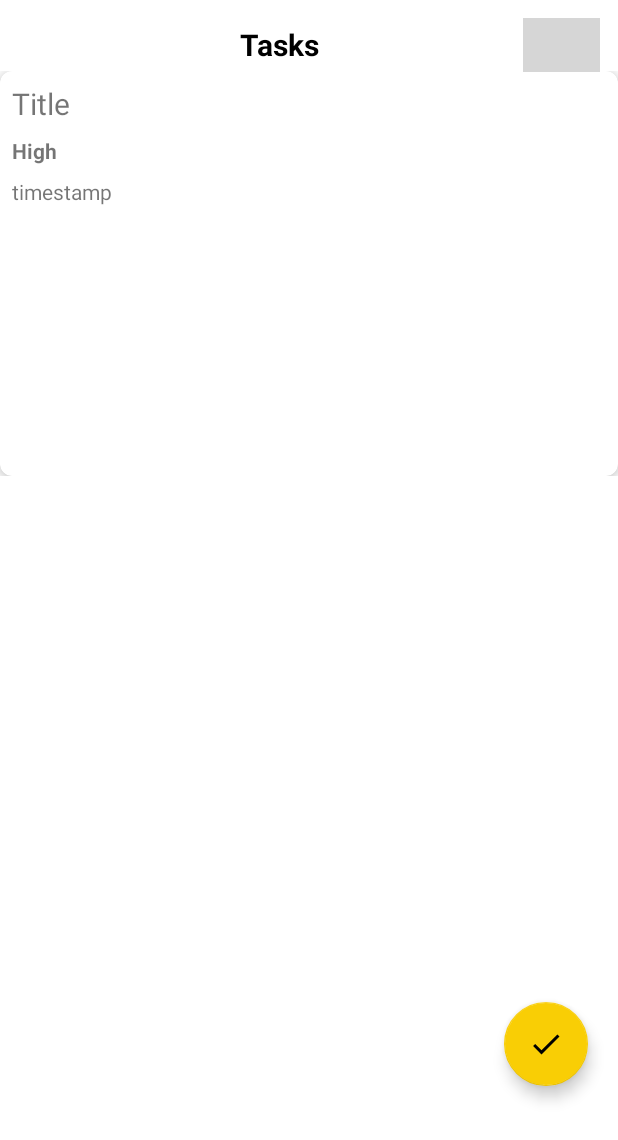
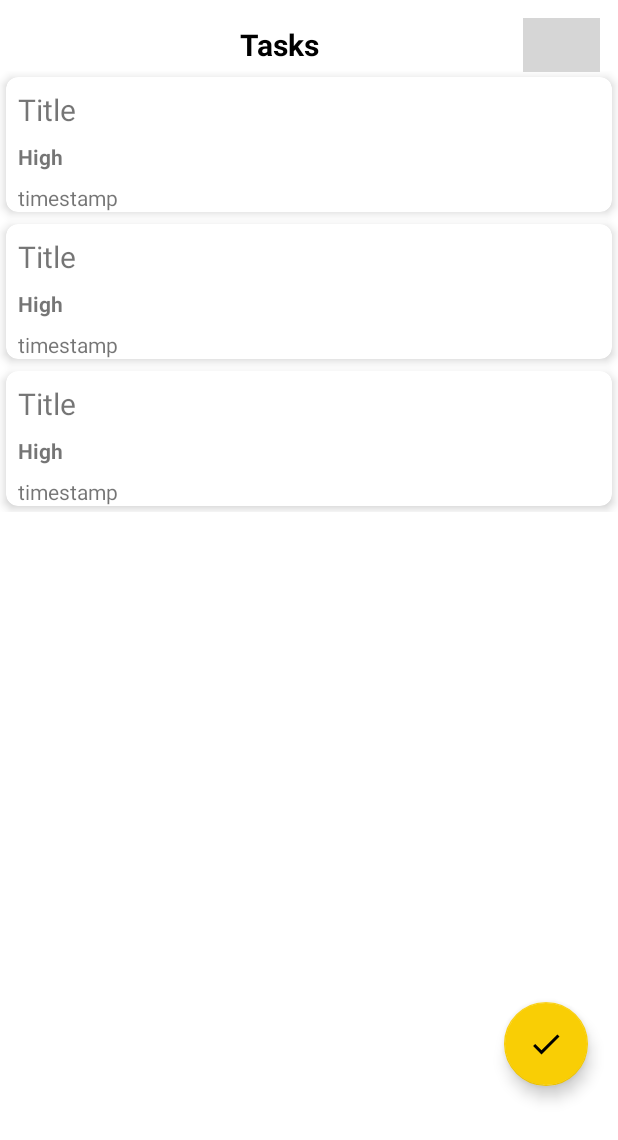
Before and after one commit to Bexact/AndroidFinalProject, an Android app: the layout fragment_todo.xml on its own in the app's theme, with its tools: preview values and no code run, on a phone screen of 412 x 824 dp. Shown: the top 1140 px of the screen. Run offline under Robolectric (Android 15) with nearby library versions, the phone set to English and light mode, and no system bars; Roboto replaces fonts that are not available here; grey boxes are pictures that could not be loaded.

Commit message:
Reading tasks

```diff
--- a/app/src/main/res/layout/fragment_todo.xml
+++ b/app/src/main/res/layout/fragment_todo.xml
@@ -4,7 +4,9 @@
     xmlns:app="http://schemas.android.com/apk/res-auto">
 
     <data>
-
+        <variable
+            name="viewModel"
+            type="com.example.projectproductivity.viewmodel.TaskViewModel" />
     </data>
 
     <FrameLayout
@@ -42,7 +44,8 @@
             android:layout_below="@id/tasksText"
             android:layout_marginTop="47dp"
             android:nestedScrollingEnabled="true"
-            tools:listitem="@layout/row_layout" />
+            tools:listitem="@layout/row_layout"
+            app:layoutManager="androidx.recyclerview.widget.LinearLayoutManager"/>
 
         <com.google.android.material.floatingactionbutton.FloatingActionButton
             android:id="@+id/fab2"
--- a/app/src/main/res/layout/row_layout.xml
+++ b/app/src/main/res/layout/row_layout.xml
@@ -11,7 +11,8 @@
 
     <androidx.cardview.widget.CardView
         android:layout_width="match_parent"
-        android:layout_height="match_parent"
+        android:layout_height="wrap_content"
+        android:layout_margin="4dp"
         app:cardCornerRadius="8dp"
         app:cardElevation="4dp">
 
@@ -28,12 +29,12 @@
                 android:layout_marginStart="8dp"
                 android:layout_marginTop="8dp"
                 android:layout_marginEnd="8dp"
-                tools:text="Title"
+                android:text="@{taskEntry.title}"
                 android:textSize="20sp"
                 app:layout_constraintEnd_toEndOf="parent"
                 app:layout_constraintStart_toStartOf="parent"
                 app:layout_constraintTop_toTopOf="parent"
-                android:text="@{taskEntry.title}"/>
+                tools:text="Title" />
 
             <TextView
                 android:id="@+id/taskPriority"
@@ -46,19 +47,21 @@
                 app:layout_constraintEnd_toEndOf="parent"
                 app:layout_constraintStart_toStartOf="parent"
                 app:layout_constraintTop_toBottomOf="@id/taskTitle"
-                android:text="High" />
+                app:setPriority="@{taskEntry.priority}"
+                tools:text="High" />
 
             <TextView
                 android:id="@+id/textView10"
                 android:layout_width="0dp"
                 android:layout_height="wrap_content"
-                android:text="timestamp"
                 android:layout_marginStart="8dp"
                 android:layout_marginTop="8dp"
                 android:layout_marginEnd="8dp"
                 app:layout_constraintEnd_toEndOf="parent"
                 app:layout_constraintStart_toStartOf="parent"
-                app:layout_constraintTop_toBottomOf="@+id/taskPriority" />
+                app:layout_constraintTop_toBottomOf="@+id/taskPriority"
+                app:setTimestamp="@{taskEntry.timestamp}"
+                tools:text="timestamp" />
         </androidx.constraintlayout.widget.ConstraintLayout>
     </androidx.cardview.widget.CardView>
 </layout>
```
Also changed, not shown: app/src/main/java/com/example/projectproductivity/TaskAdapter.kt (added, +34 -0 lines), app/src/main/java/com/example/projectproductivity/TodoFragment.kt (+10 -0 lines).
